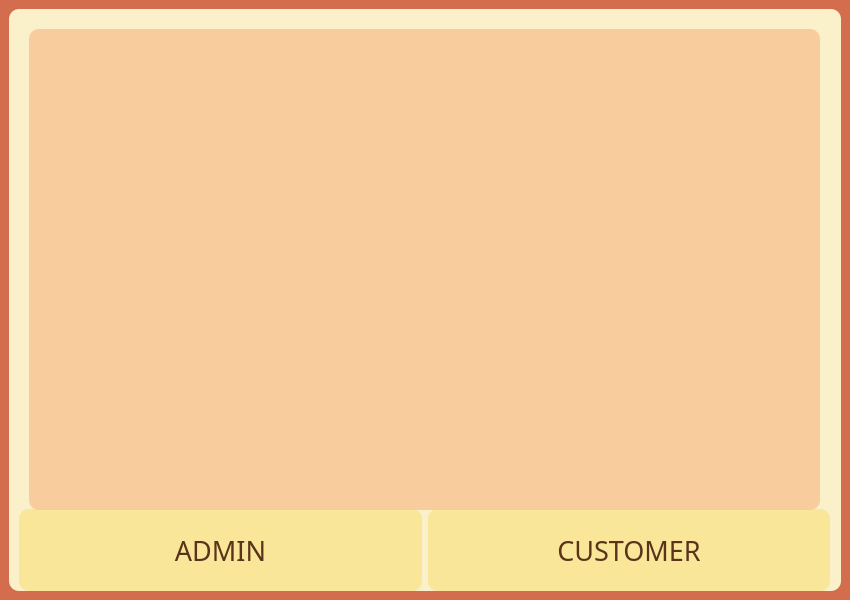
Qt form landingpage.ui (PeteCastle/PEx5) before a commit.
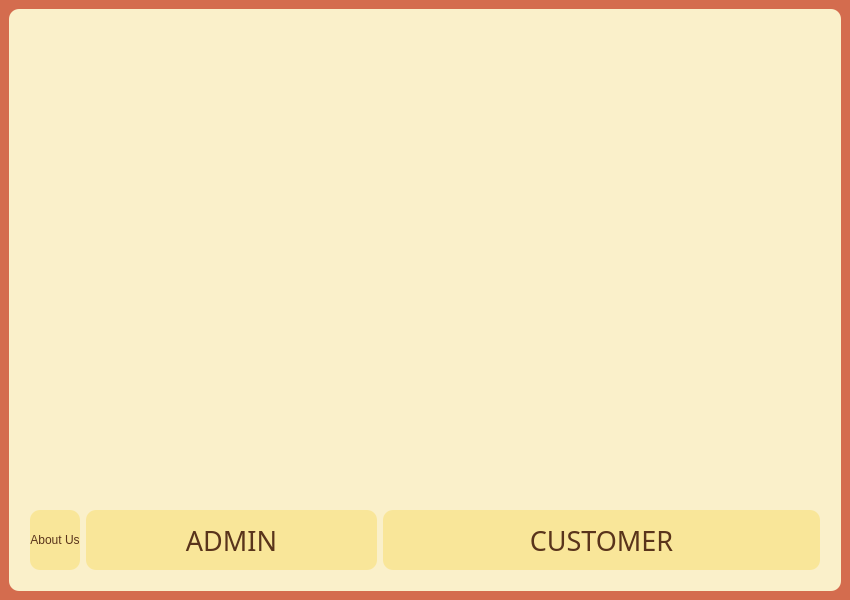
The same form after that commit. Icons and pictures are not drawn.

The edit to the form file:
```diff
--- a/landingpage.ui
+++ b/landingpage.ui
@@ -58,22 +58,66 @@
       <property name="frameShadow">
        <enum>QFrame::Sunken</enum>
       </property>
+      <layout class="QVBoxLayout" name="verticalLayout">
+       <property name="leftMargin">
+        <number>12</number>
+       </property>
+       <property name="topMargin">
+        <number>12</number>
+       </property>
+       <property name="rightMargin">
+        <number>12</number>
+       </property>
+       <property name="bottomMargin">
+        <number>12</number>
+       </property>
+       <item>
+        <widget class="QWidget" name="widget_2" native="true">
+         <property name="styleSheet">
+          <string notr="true">border-image: url(:/logo/pictures/cover photo.png);</string>
+         </property>
+         <layout class="QVBoxLayout" name="verticalLayout_2"/>
+        </widget>
+       </item>
+       <item>
       <widget class="QWidget" name="widget" native="true">
-       <property name="geometry">
-        <rect>
-         <x>10</x>
-         <y>500</y>
-         <width>811</width>
-         <height>82</height>
-        </rect>
-       </property>
        <property name="sizePolicy">
         <sizepolicy hsizetype="Preferred" vsizetype="Fixed">
          <horstretch>0</horstretch>
          <verstretch>0</verstretch>
         </sizepolicy>
        </property>
-       <layout class="QHBoxLayout" name="horizontalLayout">
+         <layout class="QHBoxLayout" name="horizontalLayout" stretch="5,40,60">
+          <item>
+           <widget class="QPushButton" name="aboutUsButton">
+            <property name="sizePolicy">
+             <sizepolicy hsizetype="Preferred" vsizetype="Preferred">
+              <horstretch>0</horstretch>
+              <verstretch>0</verstretch>
+             </sizepolicy>
+            </property>
+            <property name="layoutDirection">
+             <enum>Qt::RightToLeft</enum>
+            </property>
+            <property name="styleSheet">
+             <string notr="true">QPushButton{
+	background-color: rgb(249, 230, 153);
+color: rgb(89, 52, 27);
+border-radius: 10px;
+font: 10px 'Stencil';
+}
+QPushButton::hover{
+	border: 5px solid rgb(138, 80, 42);
+}
+QPushButton::pressed{
+	border: 5px solid rgb(89, 52, 27);
+}</string>
+            </property>
+            <property name="text">
+             <string>About Us</string>
+            </property>
+           </widget>
+          </item>
         <item>
          <widget class="QPushButton" name="adminButton">
           <property name="sizePolicy">
@@ -164,35 +208,8 @@
         </item>
        </layout>
       </widget>
-      <widget class="QLabel" name="label">
-       <property name="geometry">
-        <rect>
-         <x>20</x>
-         <y>20</y>
-         <width>791</width>
-         <height>481</height>
-        </rect>
-       </property>
-       <property name="minimumSize">
-        <size>
-         <width>0</width>
-         <height>0</height>
-        </size>
-       </property>
-       <property name="styleSheet">
-        <string notr="true">background-color: rgb(249, 204, 158);
-border-radius: 10px</string>
-       </property>
-       <property name="frameShape">
-        <enum>QFrame::Panel</enum>
-       </property>
-       <property name="frameShadow">
-        <enum>QFrame::Raised</enum>
-       </property>
-       <property name="text">
-        <string/>
-       </property>
-      </widget>
+       </item>
+      </layout>
      </widget>
     </item>
    </layout>
```
Left out of the diff: 1 changed line with no effect on the pictures. Lines whose indentation alone changed are shown as unchanged.
